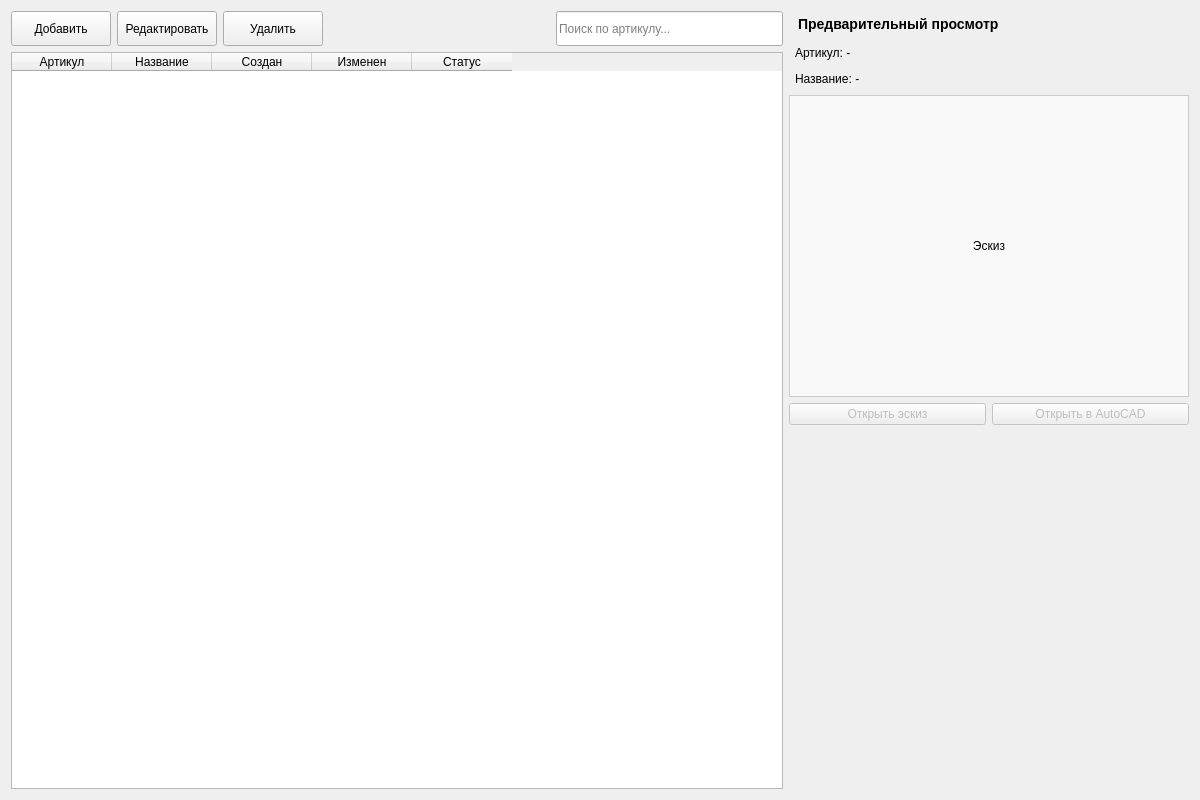
Old version of the form src/client/ui/window_profiles.ui in the repository formemu/aditim-monitor.
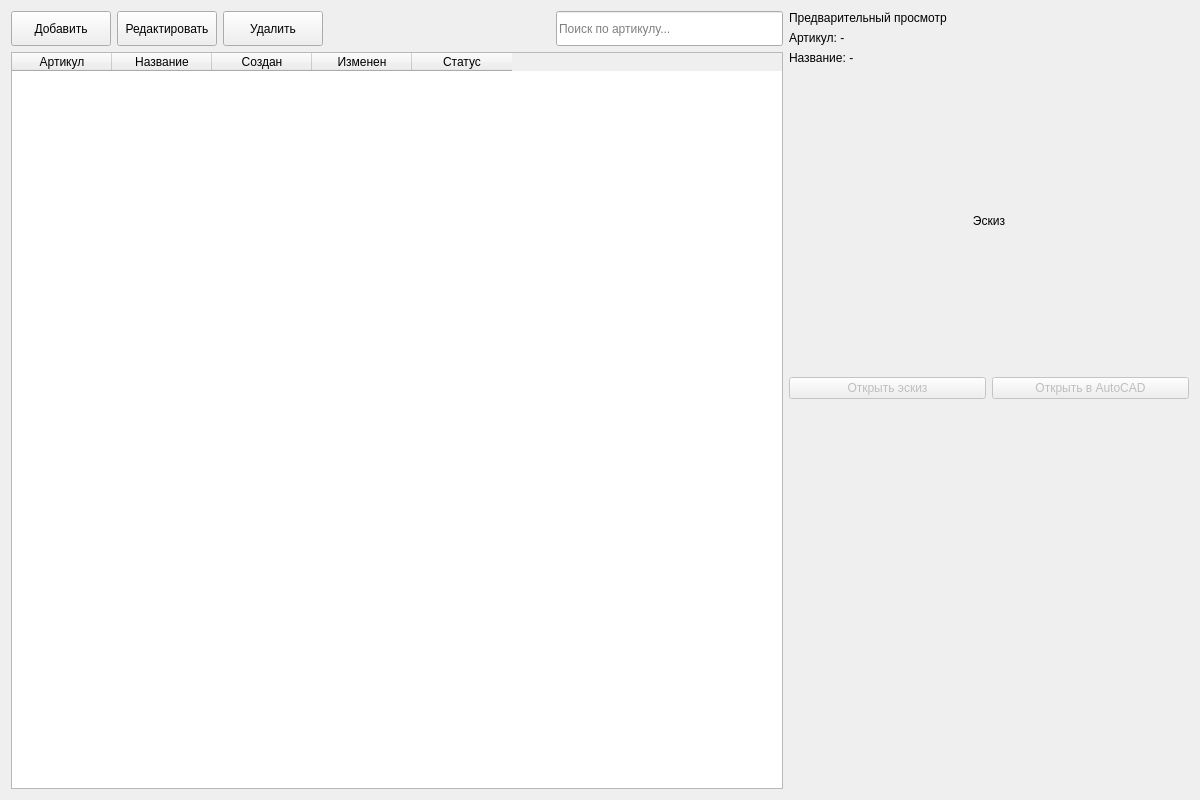
New version of the form.

Diff of the .ui file:
```diff
--- a/src/client/ui/window_profiles.ui
+++ b/src/client/ui/window_profiles.ui
@@ -138,9 +138,6 @@
         <property name="text">
          <string>Предварительный просмотр</string>
         </property>
-        <property name="styleSheet">
-         <string>font-size: 14px; font-weight: bold; padding: 5px;</string>
-        </property>
        </widget>
       </item>
       <item>
@@ -148,9 +145,6 @@
         <property name="text">
          <string>Артикул: -</string>
         </property>
-        <property name="styleSheet">
-         <string>font-size: 12px; padding: 3px;</string>
-        </property>
        </widget>
       </item>
       <item>
@@ -158,9 +152,6 @@
         <property name="text">
          <string>Название: -</string>
         </property>
-        <property name="styleSheet">
-         <string>font-size: 12px; padding: 3px;</string>
-        </property>
        </widget>
       </item>
       <item>
@@ -171,9 +162,6 @@
         <property name="alignment">
          <set>Qt::AlignCenter</set>
         </property>
-        <property name="styleSheet">
-         <string>border: 1px solid #ccc; min-height: 300px; background-color: #f9f9f9;</string>
-        </property>
         <property name="minimumSize">
          <size>
           <width>400</width>
```
